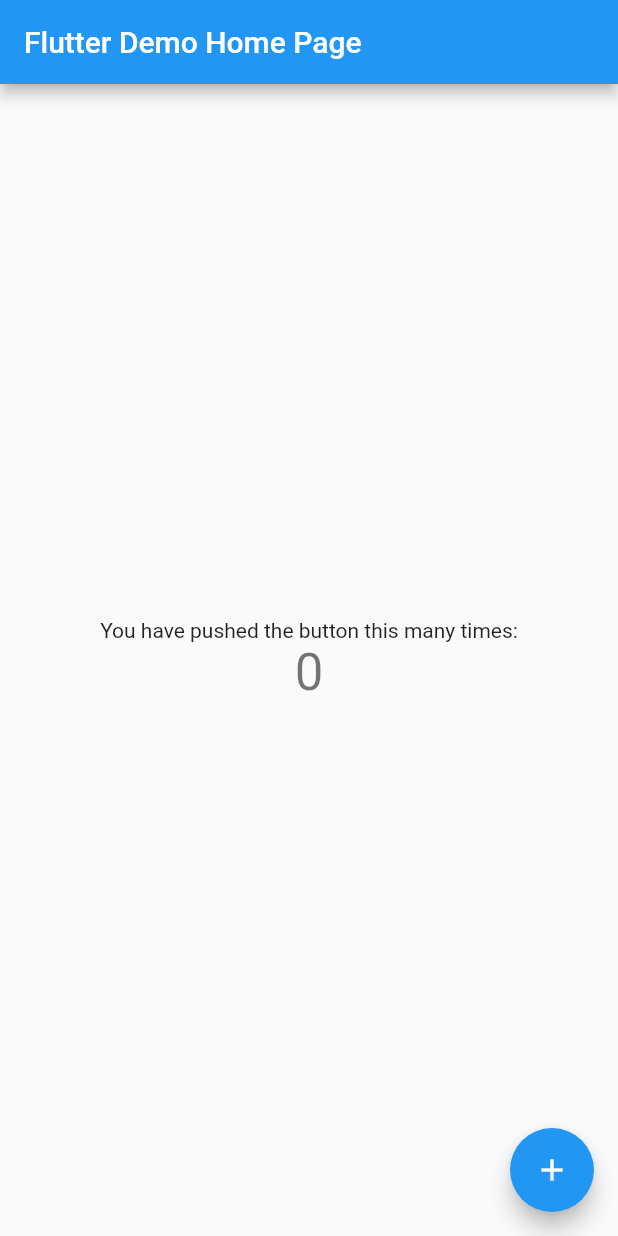
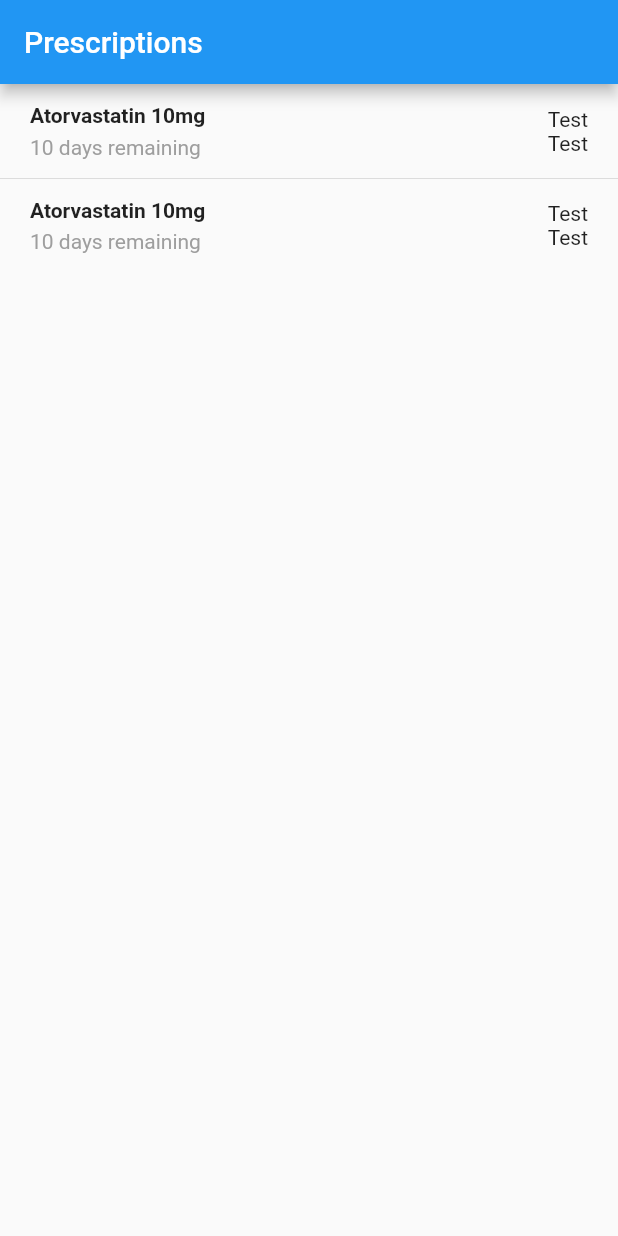
Before and after one commit to kz/apollo, a Flutter app: the screen it shows after launch, on a phone screen of 412 x 824 dp. Run offline on Flutter 3.47's test engine with Material 2 defaults, Android fonts, the phone set to English and light mode, and no system bars.

Commit message:
Scaffold the initial prescriptions page

```diff
--- a/lib/main.dart
+++ b/lib/main.dart
@@ -1,3 +1,4 @@
+import 'package:apollo/ui/home_page.dart';
 import 'package:flutter/material.dart';
 
 void main() => runApp(new MyApp());
@@ -19,91 +20,7 @@ class MyApp extends StatelessWidget {
         // counter didn't reset back to zero; the application is not restarted.
         primarySwatch: Colors.blue,
       ),
-      home: new MyHomePage(title: 'Flutter Demo Home Page'),
+      home: new HomePage(),
     );
   }
 }
-
-class MyHomePage extends StatefulWidget {
-  MyHomePage({Key key, this.title}) : super(key: key);
-
-  // This widget is the home page of your application. It is stateful, meaning
-  // that it has a State object (defined below) that contains fields that affect
-  // how it looks.
-
-  // This class is the configuration for the state. It holds the values (in this
-  // case the title) provided by the parent (in this case the App widget) and
-  // used by the build method of the State. Fields in a Widget subclass are
-  // always marked "final".
-
-  final String title;
-
-  @override
-  _MyHomePageState createState() => new _MyHomePageState();
-}
-
-class _MyHomePageState extends State<MyHomePage> {
-  int _counter = 0;
-
-  void _incrementCounter() {
-    setState(() {
-      // This call to setState tells the Flutter framework that something has
-      // changed in this State, which causes it to rerun the build method below
-      // so that the display can reflect the updated values. If we changed
-      // _counter without calling setState(), then the build method would not be
-      // called again, and so nothing would appear to happen.
-      _counter++;
-    });
-  }
-
-  @override
-  Widget build(BuildContext context) {
-    // This method is rerun every time setState is called, for instance as done
-    // by the _incrementCounter method above.
-    //
-    // The Flutter framework has been optimized to make rerunning build methods
-    // fast, so that you can just rebuild anything that needs updating rather
-    // than having to individually change instances of widgets.
-    return new Scaffold(
-      appBar: new AppBar(
-        // Here we take the value from the MyHomePage object that was created by
-        // the App.build method, and use it to set our appbar title.
-        title: new Text(widget.title),
-      ),
-      body: new Center(
-        // Center is a layout widget. It takes a single child and positions it
-        // in the middle of the parent.
-        child: new Column(
-          // Column is also layout widget. It takes a list of children and
-          // arranges them vertically. By default, it sizes itself to fit its
-          // children horizontally, and tries to be as tall as its parent.
-          //
-          // Invoke "debug paint" (press "p" in the console where you ran
-          // "flutter run", or select "Toggle Debug Paint" from the Flutter tool
-          // window in IntelliJ) to see the wireframe for each widget.
-          //
-          // Column has various properties to control how it sizes itself and
-          // how it positions its children. Here we use mainAxisAlignment to
-          // center the children vertically; the main axis here is the vertical
-          // axis because Columns are vertical (the cross axis would be
-          // horizontal).
-          mainAxisAlignment: MainAxisAlignment.center,
-          children: <Widget>[
-            new Text(
-              'You have pushed the button this many times:',
-            ),
-            new Text(
-              '$_counter',
-              style: Theme.of(context).textTheme.display1,
-            ),
-          ],
-        ),
-      ),
-      floatingActionButton: new FloatingActionButton(
-        onPressed: _incrementCounter,
-        tooltip: 'Increment',
-        child: new Icon(Icons.add),
-      ), // This trailing comma makes auto-formatting nicer for build methods.
-    );
-  }
-}
--- /dev/null
+++ b/lib/ui/home_page.dart
@@ -0,0 +1,30 @@
+import 'package:apollo/ui/patient/prescriptions.dart';
+import 'package:flutter/material.dart';
+
+class HomePage extends StatefulWidget {
+  HomePage();
+
+  @override
+  _MyHomePageState createState() => new _MyHomePageState();
+}
+
+class _MyHomePageState extends State<HomePage> {
+  @override
+  Widget build(BuildContext context) {
+    // This method is rerun every time setState is called, for instance as done
+    // by the _incrementCounter method above.
+    //
+    // The Flutter framework has been optimized to make rerunning build methods
+    // fast, so that you can just rebuild anything that needs updating rather
+    // than having to individually change instances of widgets.
+    return new Scaffold(
+      appBar: new AppBar(
+        // Here we take the value from the MyHomePage object that was created by
+        // the App.build method, and use it to set our appbar title.
+          title: new Text("Prescriptions")),
+      body: new Container(
+        child: new PrescriptionPage(),
+      ),
+    );
+  }
+}
--- /dev/null
+++ b/lib/ui/patient/prescriptions.dart
@@ -0,0 +1,58 @@
+import 'package:flutter/material.dart';
+
+class PrescriptionPage extends StatelessWidget {
+  @override
+  Widget build(BuildContext context) {
+    return new Container(
+      padding: const EdgeInsets.only(top: 8.0),
+      child: new ListView(
+        children: <Widget>[
+          new PrescriptionPageListItem(),
+          new Divider(),
+          new PrescriptionPageListItem(),
+        ],
+      ),
+    );
+  }
+}
+
+class PrescriptionPageListItem extends StatelessWidget {
+  @override
+  Widget build(BuildContext context) {
+    return new Container(
+      padding: const EdgeInsets.symmetric(vertical: 5.0, horizontal: 20.0),
+      child: new Row(
+        children: [
+          new Expanded(
+            child: new Column(
+              crossAxisAlignment: CrossAxisAlignment.start,
+              children: [
+                new Container(
+                  padding: const EdgeInsets.only(bottom: 5.0),
+                  child: new Text(
+                    'Atorvastatin 10mg',
+                    style: new TextStyle(
+                      fontWeight: FontWeight.bold,
+                    ),
+                  ),
+                ),
+                new Text(
+                  '10 days remaining',
+                  style: new TextStyle(
+                    color: Colors.grey[500],
+                  ),
+                ),
+              ],
+            ),
+          ),
+          new Column(
+            children: <Widget>[
+              new Text("Test"),
+              new Text("Test")
+            ],
+          )
+        ],
+      ),
+    );
+  }
+}
```
